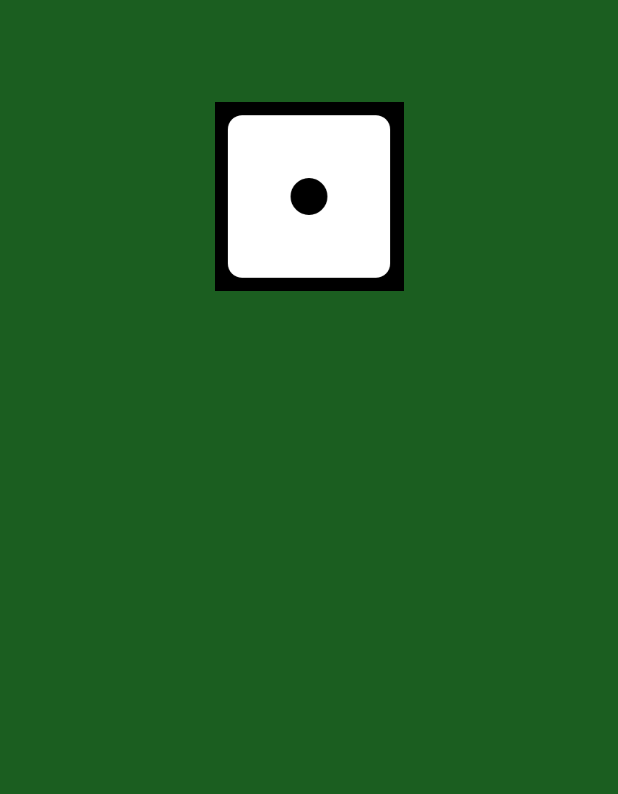
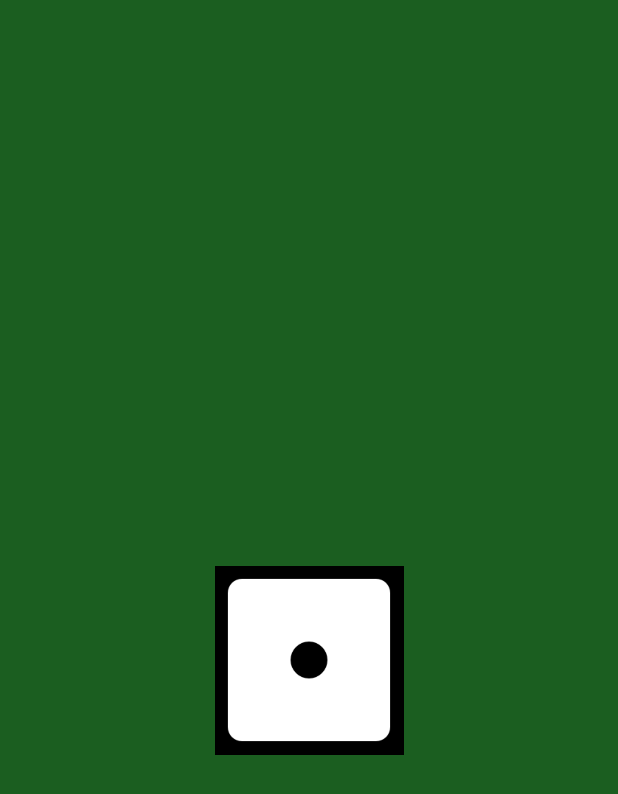
Before and after one commit to aqashyy/dice-roll-app, a Flutter app: the screen it shows after launch, on a phone screen of 412 x 824 dp. Shown: the top 794 px of the screen. Run offline on Flutter 3.47's test engine with Material 3 defaults, Android fonts, the phone set to English and light mode, and no system bars.

Commit message:
Aligned row to center

```diff
--- a/lib/main.dart
+++ b/lib/main.dart
@@ -17,18 +17,20 @@ class DicePage extends StatelessWidget {
 
   @override
   Widget build(BuildContext context) {
-    return Row(
+    return Center(
+      child: Row(
         mainAxisAlignment: MainAxisAlignment.center,
         children: [
           Container(
             height: 150.0,
             width: 150.0,
             child: TextButton(
-            onPressed: (){},
+              onPressed: () {},
               child: Image.asset('images/dice-one.png'),
             ),
           ),
         ],
+      ),
     );
   }
 }
```
Lines whose indentation alone changed are shown as unchanged.
